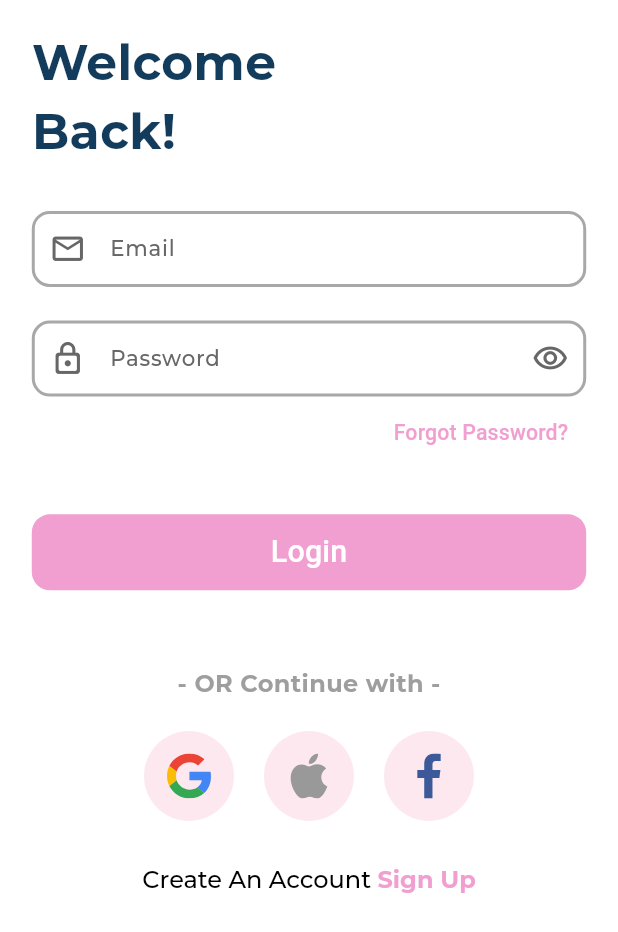
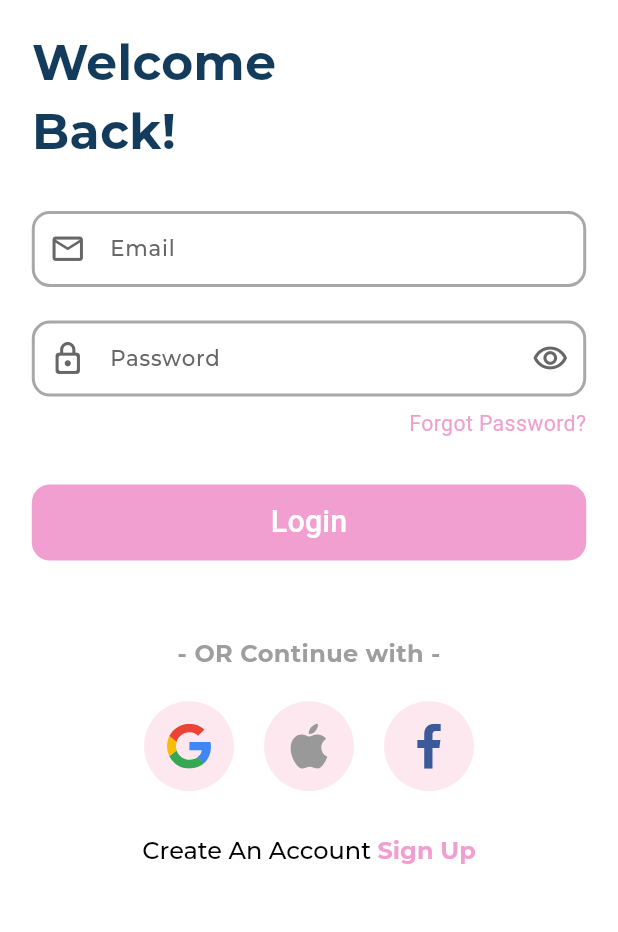
Before and after one commit to omarelsherbinyy/meem, a Flutter app: the screen it shows after launch, after a tap on an icon or button, on a phone screen of 412 x 824 dp. Shown: the top 932 px of the screen. Run offline on Flutter 3.47's test engine with Material 3 defaults, Android fonts, the light colour scheme and no system bars; our stand-ins replace dio, flutter_screenutil, flutter_svg; project files that could hold a hidden picture were left out.

Commit message:
Update login_view.dart

```diff
--- a/lib/features/Auth/presentation/views/login_view.dart
+++ b/lib/features/Auth/presentation/views/login_view.dart
@@ -41,11 +41,12 @@ class LoginView extends StatelessWidget {
                   const EmailAndPassword(),
 
                   // Forgot password option
+                  SizedBox(height: 8.h),
                   Row(
                     mainAxisAlignment: MainAxisAlignment.end,
                     children: [
-                      TextButton(
-                        onPressed: () {
+                      GestureDetector(
+                        onTap: () {
                           // Handle forgot password action here
                         },
                         child: Text(
```
